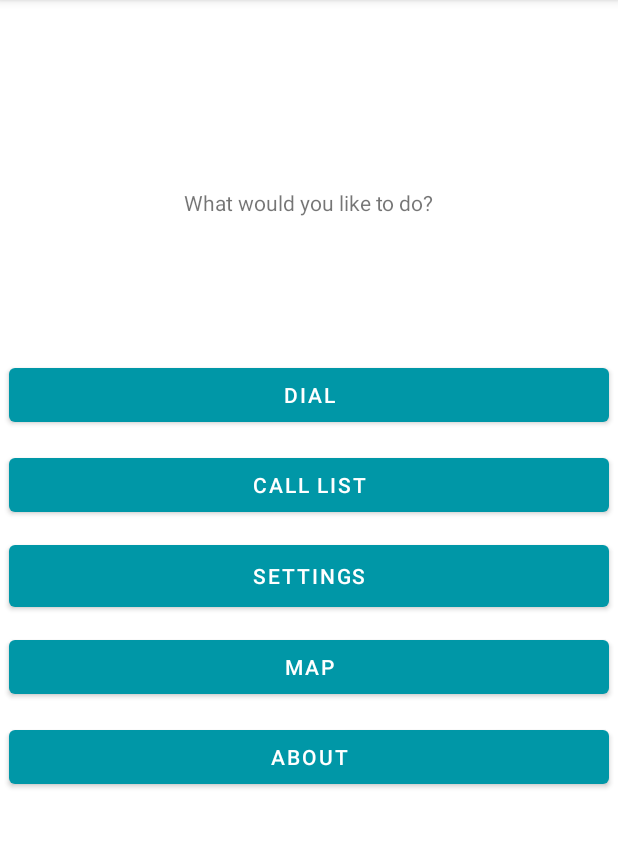
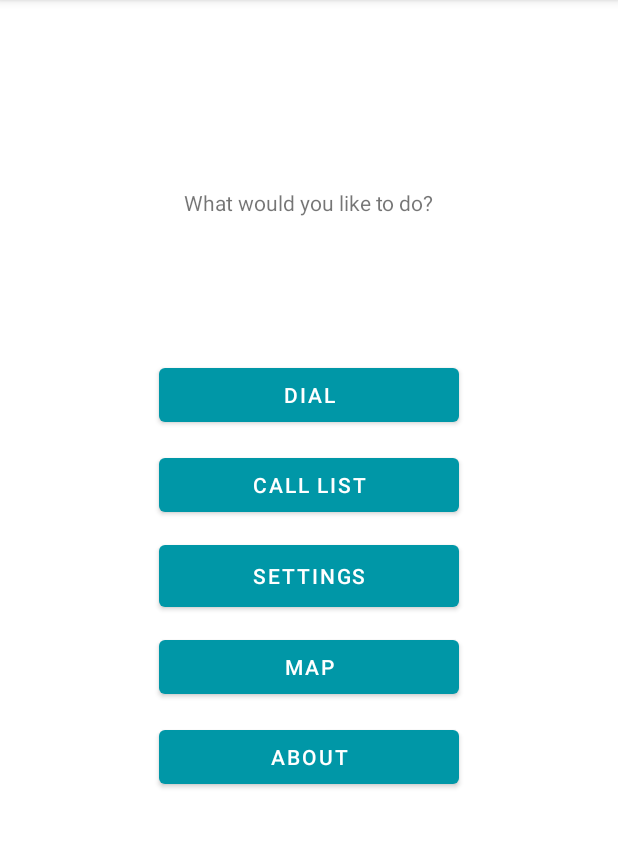
Before and after one commit to Fredriish/Android-university-project, an Android app: the screen it shows after launch (MainActivity), on a phone screen of 412 x 824 dp, the part 84-932 px from its top. Run offline under Robolectric (Android 15) with nearby library versions, the phone set to English and light mode, and no system bars.

Commit message:
Task 2 fix

```diff
--- a/app/src/main/res/values/dimens.xml
+++ b/app/src/main/res/values/dimens.xml
@@ -1,6 +1,6 @@
 <?xml version="1.0" encoding="utf-8"?>
 <resources>
-    <dimen name="OptionWidth">400dp</dimen>
+    <dimen name="OptionWidth">200dp</dimen>
     <dimen name="optionRowMaxWidth">300dp</dimen>
     <dimen name="optionRowMaxHeight">50dp</dimen>
     <dimen name="landScapeOptionMargin">5dp</dimen>
```
